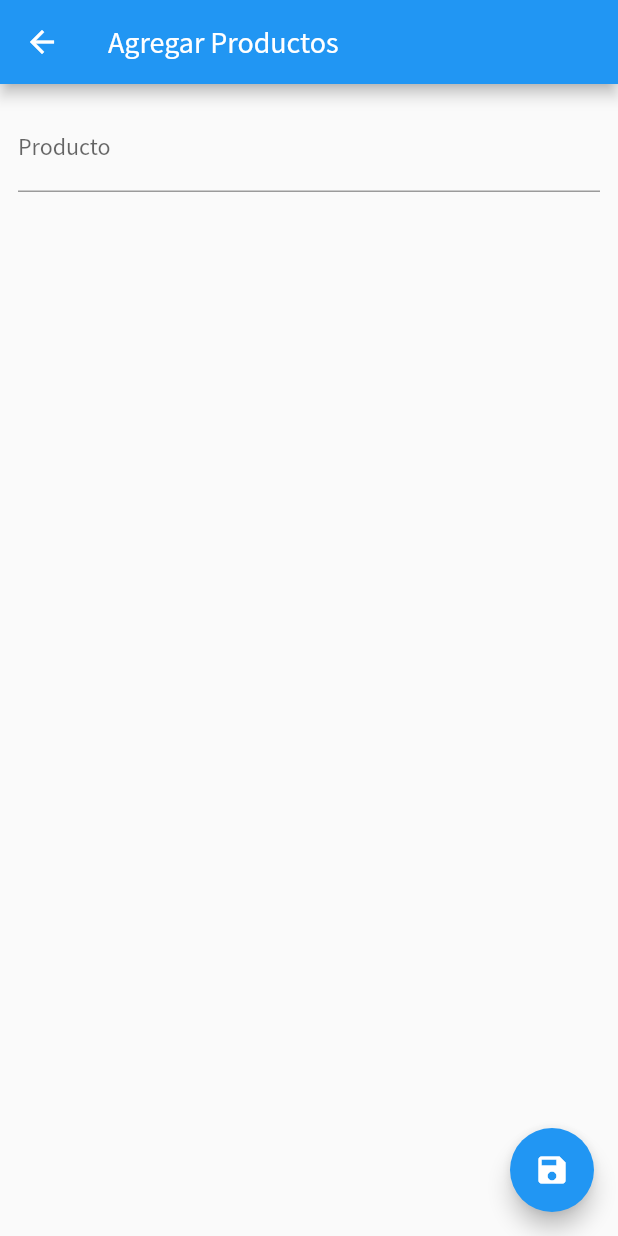
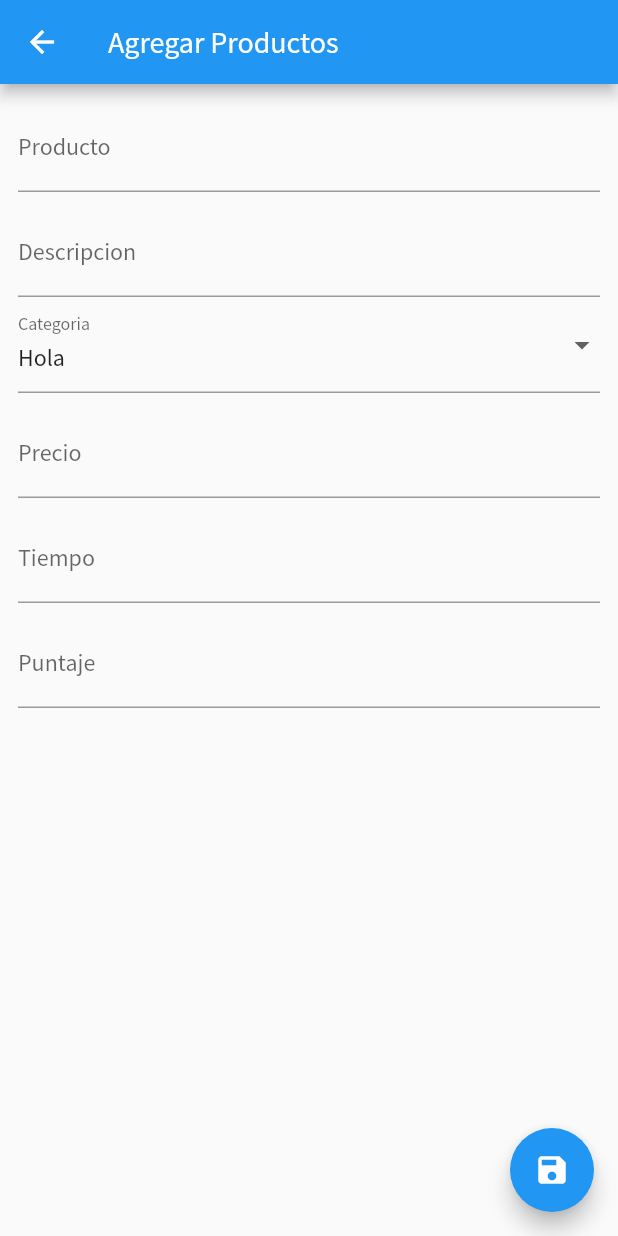
Before and after one commit to reynaldo57/restaurant, a Flutter app: the ProductAddEditAdminPage screen opened directly, on a phone screen of 412 x 824 dp. Run offline on Flutter 3.47's test engine with Material 2 defaults, Android fonts, the phone set to English and light mode, and no system bars; our stand-ins replace cloud_firestore, firebase_core, flutter_svg; accounts and stored records are empty.

Commit message:
ProductPage5

```diff
--- a/lib/pages/admin/product_add_edit_admin_page.dart
+++ b/lib/pages/admin/product_add_edit_admin_page.dart
@@ -5,6 +5,7 @@ import 'package:flutter/material.dart';
 class ProductAddEditAdminPage extends StatelessWidget {
 
   final _formKey = GlobalKey<FormState>();
+
 
   @override
   Widget build(BuildContext context) {
@@ -38,7 +39,96 @@ class ProductAddEditAdminPage extends StatelessWidget {
                     }
                     return null;
                   },
-                )
+                ),
+                SizedBox(
+                  height: 10.0,
+                ),
+                TextFormField(
+                  decoration: InputDecoration(
+                      labelText: "Descripcion",
+                      hintText: "Descripcion del Producto"
+                  ),
+                  validator: (String? value){
+                    if(value!.isEmpty || value == null){
+                      return "Completar el campo";
+                    }
+                    return null;
+                  },
+                ),
+                DropdownButtonFormField(
+                  decoration: InputDecoration(
+                      labelText: "Categoria",
+                      hintText: "--Selecciona una Categoria"
+                  ),
+                  value: "Hola",
+                  onChanged: (String? value){
+                    print(value);
+                  },
+                  items: [
+                    DropdownMenuItem(
+                      child: Text("Hola"),
+                      value: "Hola",
+                      onTap: (){
+
+                      },
+                    ),
+                    DropdownMenuItem(
+                      child: Text("Hola 2"),
+                      value: "Hola 2",
+                      onTap: (){
+
+                      },
+                    ),
+                  ],
+                ),
+                SizedBox(
+                  height: 10.0,
+                ),
+                TextFormField(
+                  keyboardType: TextInputType.number,
+                  decoration: InputDecoration(
+                      labelText: "Precio",
+                      hintText: "Precio del Producto"
+                  ),
+                  validator: (String? value){
+                    if(value!.isEmpty || value == null){
+                      return "Completar el campo";
+                    }
+                    return null;
+                  },
+                ),
+                SizedBox(
+                  height: 10.0,
+                ),
+                TextFormField(
+                  keyboardType: TextInputType.number,
+                  decoration: InputDecoration(
+                      labelText: "Tiempo",
+                      hintText: "Tiempo del Producto"
+                  ),
+                  validator: (String? value){
+                    if(value!.isEmpty || value == null){
+                      return "Completar el campo";
+                    }
+                    return null;
+                  },
+                ),
+                SizedBox(
+                  height: 10.0,
+                ),
+                TextFormField(
+                  keyboardType: TextInputType.number,
+                  decoration: InputDecoration(
+                      labelText: "Puntaje",
+                      hintText: "Puntaje del Producto"
+                  ),
+                  validator: (String? value){
+                    if(value!.isEmpty || value == null){
+                      return "Completar el campo";
+                    }
+                    return null;
+                  },
+                ),
               ],
             ),
           ),
```
